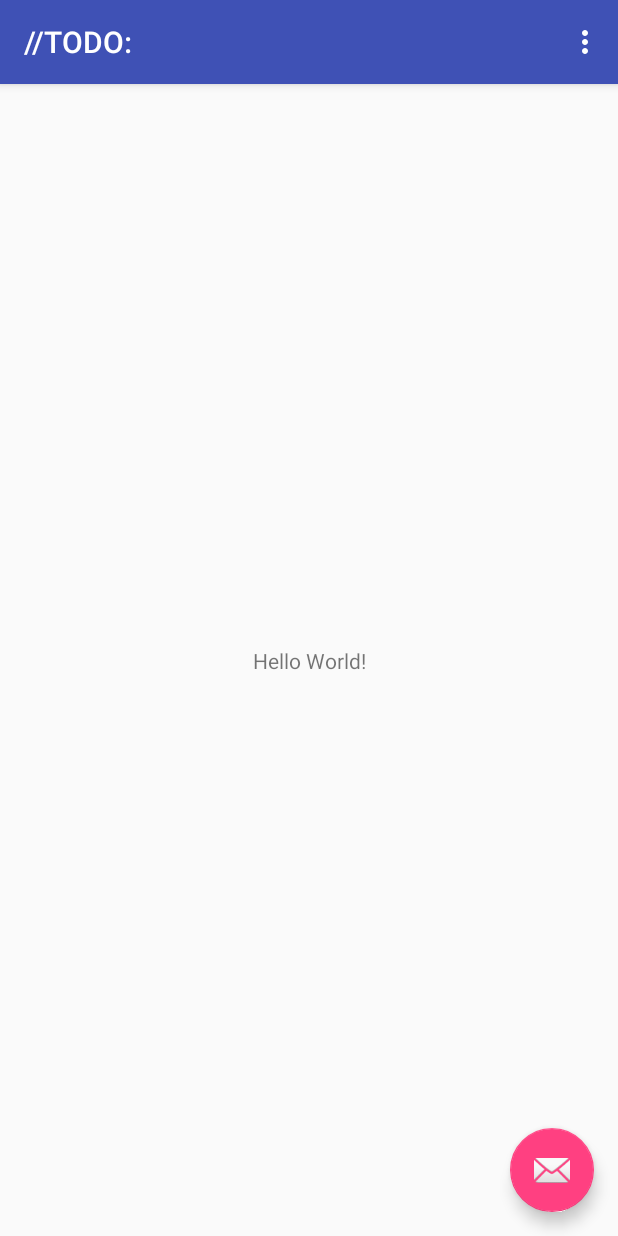
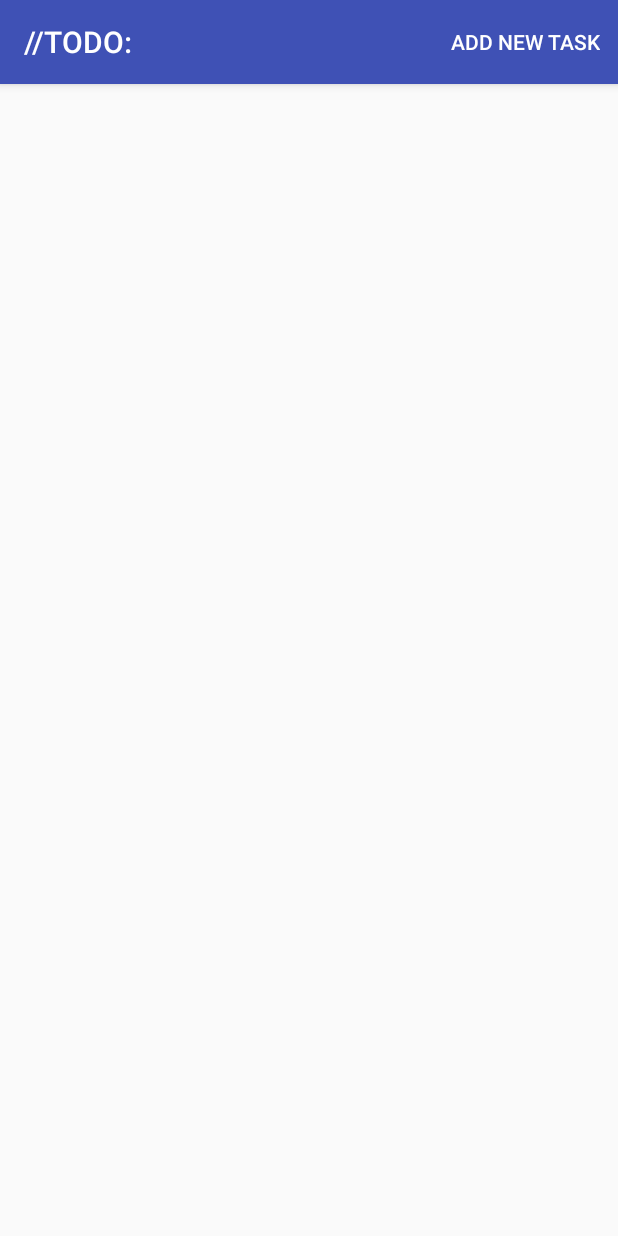
Before and after one commit to koreatech-sjr/term_project_android, an Android app: the screen it shows after launch (MainActivity), on a phone screen of 412 x 824 dp. Run offline under Robolectric (Android 15) with nearby library versions, the phone set to English and light mode, and no system bars.

Commit message:
add basic add delete function

```diff
--- a/app/src/main/AndroidManifest.xml
+++ b/app/src/main/AndroidManifest.xml
@@ -9,10 +9,7 @@
     android:roundIcon="@mipmap/ic_launcher_round"
     android:supportsRtl="true"
     android:theme="@style/AppTheme">
-        <activity
-            android:name=".MainActivity"
-            android:label="@string/app_name"
-            android:theme="@style/AppTheme.NoActionBar">
+    <activity android:name=".MainActivity">
         <intent-filter>
             <action android:name="android.intent.action.MAIN" />
 
--- /dev/null
+++ b/app/src/main/java/com/example/rock/todo/DBHelper.java
@@ -0,0 +1,62 @@
+package com.example.rock.todo;
+
+import android.content.ContentValues;
+import android.content.Context;
+import android.database.Cursor;
+import android.database.sqlite.SQLiteDatabase;
+import android.database.sqlite.SQLiteOpenHelper;
+
+import java.util.ArrayList;
+
+/**
+ * Created by rock on 2017. 12. 18..
+ */
+
+public class DBHelper extends SQLiteOpenHelper {
+    private static String DB_NAME = "JUSTPC";
+    private static final int DB_VER = 1;
+    public  static  final String DB_TABLE =  "Task";
+    public static final String  DB_COLUMN = "TaskName";
+    public DBHelper(Context context) {
+        super(context,DB_NAME,null,DB_VER);
+    }
+    @Override
+    public void onCreate(SQLiteDatabase db) {
+        String str = "CREATE TABLE Task (_id INTEGER PRIMARY KEY AUTOINCREMENT, TaskName TEXT NOT NULL);";
+        db.execSQL(str);
+    }
+
+    @Override
+    public void onUpgrade(SQLiteDatabase db, int oldVersion, int newVersion) {
+        String str = String.format("DELETE TABLE IF EXISTS %s",DB_TABLE);
+        db.execSQL(str);
+        onCreate(db);
+    }
+
+    public void insertNewTask(String task){
+        SQLiteDatabase db = this.getWritableDatabase();
+        ContentValues values = new ContentValues();
+        values.put(DB_COLUMN,task);
+        db.insert(DB_TABLE,null,values);
+        db.close();
+    }
+
+    public void deleteTask(String task){
+        SQLiteDatabase db = this.getWritableDatabase();
+        db.delete(DB_TABLE,"TaskName = ?", new String[] {task});
+        db.close();
+    }
+
+    public ArrayList<String> getTaskList(){
+        ArrayList<String> taskList = new ArrayList<>();
+        SQLiteDatabase db = this.getReadableDatabase();
+        Cursor cursor = db.query(DB_TABLE,new String[]{DB_COLUMN},null,null,null,null,null);
+        int index = cursor.getColumnIndex(DB_COLUMN);
+        while(cursor.moveToNext()){
+            taskList.add(cursor.getString(index));
+        }
+        cursor.close();
+        db.close();
+        return taskList;
+    }
+}
--- a/app/src/main/java/com/example/rock/todo/MainActivity.java
+++ b/app/src/main/java/com/example/rock/todo/MainActivity.java
@@ -1,52 +1,81 @@
 package com.example.rock.todo;
 
+import android.content.DialogInterface;
 import android.os.Bundle;
-import android.support.design.widget.FloatingActionButton;
-import android.support.design.widget.Snackbar;
+import android.support.v7.app.AlertDialog;
 import android.support.v7.app.AppCompatActivity;
-import android.support.v7.widget.Toolbar;
 import android.view.View;
 import android.view.Menu;
 import android.view.MenuItem;
+import android.widget.ArrayAdapter;
+import android.widget.EditText;
+import android.widget.ListView;
+import android.widget.TextView;
+
+import java.util.ArrayList;
 
 public class MainActivity extends AppCompatActivity {
 
+    DBHelper dbHelper;
+    ArrayAdapter<String> mAdapter;
+    ListView lstTask;
     @Override
     protected void onCreate(Bundle savedInstanceState) {
         super.onCreate(savedInstanceState);
         setContentView(R.layout.activity_main);
-        Toolbar toolbar = (Toolbar) findViewById(R.id.toolbar);
-        setSupportActionBar(toolbar);
+        dbHelper = new DBHelper(this);
+        lstTask = (ListView)findViewById(R.id.lstTask);
+        loadTaskList();
+    }
 
-        FloatingActionButton fab = (FloatingActionButton) findViewById(R.id.fab);
-        fab.setOnClickListener(new View.OnClickListener() {
-            @Override
-            public void onClick(View view) {
-                Snackbar.make(view, "Replace with your own action", Snackbar.LENGTH_LONG)
-                        .setAction("Action", null).show();
-            }
-        });
+    private void loadTaskList() {
+        ArrayList<String> taskList = dbHelper.getTaskList();
+        if(mAdapter==null){
+            mAdapter = new ArrayAdapter<String>(this,R.layout.row,R.id.task_title,taskList);
+            lstTask.setAdapter(mAdapter);
+        }else {
+            mAdapter.clear();
+            mAdapter.addAll(taskList);
+            //mAdapter.notifyDataSetChanged();
+        }
     }
 
     @Override
     public boolean onCreateOptionsMenu(Menu menu) {
-        // Inflate the menu; this adds items to the action bar if it is present.
-        getMenuInflater().inflate(R.menu.menu_main, menu);
-        return true;
+        getMenuInflater().inflate(R.menu.menu_main,menu);
+        return super.onCreateOptionsMenu(menu);
     }
 
     @Override
     public boolean onOptionsItemSelected(MenuItem item) {
-        // Handle action bar item clicks here. The action bar will
-        // automatically handle clicks on the Home/Up button, so long
-        // as you specify a parent activity in AndroidManifest.xml.
-        int id = item.getItemId();
-
-        //noinspection SimplifiableIfStatement
-        if (id == R.id.action_settings) {
-            return true;
+        switch (item.getItemId()){
+            case R.id.action_add_task:
+                final EditText taskEditText = new EditText(this);
+                AlertDialog dialog = new AlertDialog.Builder(this)
+                        .setTitle("Add New Task")
+                        .setMessage("what do you want to do next")
+                        .setView(taskEditText)
+                        .setPositiveButton("Add", new DialogInterface.OnClickListener() {
+                            @Override
+                            public void onClick(DialogInterface dialog, int which) {
+                                String task = String.valueOf(taskEditText.getText());
+                                dbHelper.insertNewTask(task);
+                                loadTaskList();
+                            }
+                        })
+                        .setNegativeButton("Cancel",null)
+                        .create();
+                dialog.show();
+                return true;
         }
-
         return super.onOptionsItemSelected(item);
     }
+
+    public void deleteTask(View view){
+        View parent = (View)view.getParent();
+        TextView taskTextView = (TextView)parent.findViewById(R.id.task_title);
+        String task = String.valueOf(taskTextView.getText());
+        dbHelper.deleteTask(task);
+        loadTaskList();
+    }
 }
--- a/app/src/main/res/layout/activity_main.xml
+++ b/app/src/main/res/layout/activity_main.xml
@@ -1,33 +1,14 @@
 <?xml version="1.0" encoding="utf-8"?>
-<android.support.design.widget.CoordinatorLayout xmlns:android="http://schemas.android.com/apk/res/android"
-    xmlns:app="http://schemas.android.com/apk/res-auto"
+<RelativeLayout
+    xmlns:android="http://schemas.android.com/apk/res/android"
     xmlns:tools="http://schemas.android.com/tools"
     android:layout_width="match_parent"
     android:layout_height="match_parent"
     tools:context="com.example.rock.todo.MainActivity">
 
-    <android.support.design.widget.AppBarLayout
-        android:layout_width="match_parent"
-        android:layout_height="wrap_content"
-        android:theme="@style/AppTheme.AppBarOverlay">
+    <ListView
+        android:id="@+id/lstTask"
+        android:layout_width="wrap_content"
+        android:layout_height="wrap_content" />
 
-        <android.support.v7.widget.Toolbar
-            android:id="@+id/toolbar"
-            android:layout_width="match_parent"
-            android:layout_height="?attr/actionBarSize"
-            android:background="?attr/colorPrimary"
-            app:popupTheme="@style/AppTheme.PopupOverlay" />
-
-    </android.support.design.widget.AppBarLayout>
-
-    <include layout="@layout/content_main" />
-
-    <android.support.design.widget.FloatingActionButton
-        android:id="@+id/fab"
-        android:layout_width="wrap_content"
-        android:layout_height="wrap_content"
-        android:layout_gravity="bottom|end"
-        android:layout_margin="@dimen/fab_margin"
-        app:srcCompat="@android:drawable/ic_dialog_email" />
-
-</android.support.design.widget.CoordinatorLayout>
+</RelativeLayout>
--- a/app/src/main/res/layout/content_main.xml
+++ b/app/src/main/res/layout/content_main.xml
@@ -8,13 +8,15 @@
     tools:context="com.example.rock.todo.MainActivity"
     tools:showIn="@layout/activity_main">
 
-    <TextView
-        android:layout_width="wrap_content"
-        android:layout_height="wrap_content"
-        android:text="Hello World!"
+    <ListView
+        android:id="@+id/lstTask"
+        android:layout_width="358dp"
+        android:layout_height="422dp"
+        android:layout_marginBottom="8dp"
+        android:layout_marginStart="8dp"
+        android:layout_marginTop="8dp"
         app:layout_constraintBottom_toBottomOf="parent"
-        app:layout_constraintLeft_toLeftOf="parent"
-        app:layout_constraintRight_toRightOf="parent"
+        app:layout_constraintStart_toStartOf="parent"
         app:layout_constraintTop_toTopOf="parent" />
 
 </android.support.constraint.ConstraintLayout>
--- a/app/src/main/res/menu/menu_main.xml
+++ b/app/src/main/res/menu/menu_main.xml
@@ -1,10 +1,12 @@
-<menu xmlns:android="http://schemas.android.com/apk/res/android"
-    xmlns:app="http://schemas.android.com/apk/res-auto"
-    xmlns:tools="http://schemas.android.com/tools"
-    tools:context="com.example.rock.todo.MainActivity">
+<?xml version="1.0" encoding="utf-8"?>
+<menu
+    xmlns:android="http://schemas.android.com/apk/res/android"
+    xmlns:app="http://schemas.android.com/apk/res-auto">
+
     <item
-        android:id="@+id/action_settings"
-        android:orderInCategory="100"
-        android:title="@string/action_settings"
-        app:showAsAction="never" />
+
+        android:id="@+id/action_add_task"
+        app:showAsAction="always"
+        android:title="Add New Task"
+        />
 </menu>
```
Also changed, not shown: app/src/main/res/layout/row.xml (added, +23 -0 lines). Lines whose indentation alone changed are shown as unchanged.
